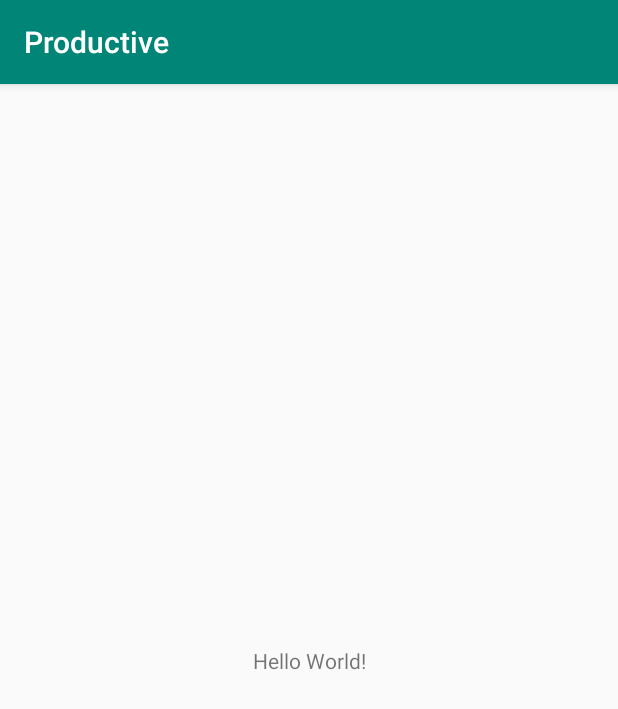
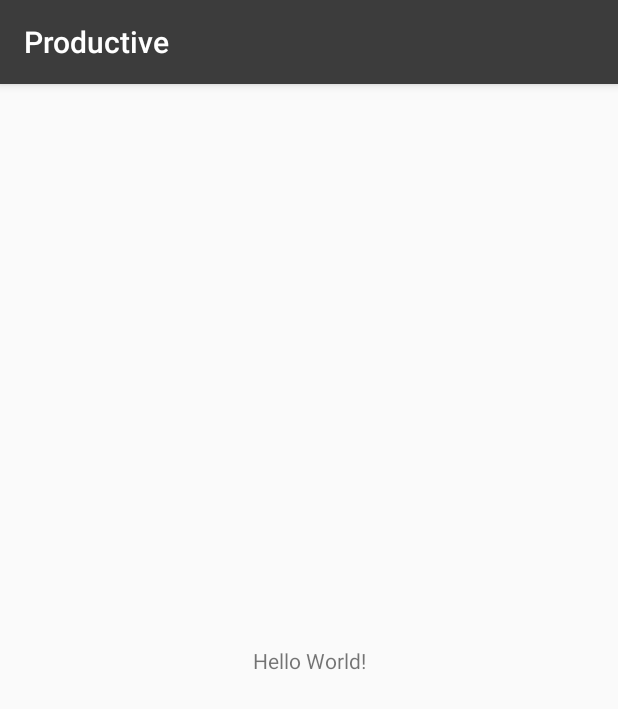
Before and after one commit to ksdme/productive, an Android app: the screen it shows after launch (MainActivity), on a phone screen of 412 x 824 dp. Shown: the top 709 px of the screen. Run offline under Robolectric (Android 15) with nearby library versions, the phone set to English and light mode, and no system bars.

Commit message:
colors: Update primary color to baseColor

```diff
--- a/app/src/main/res/values/colors.xml
+++ b/app/src/main/res/values/colors.xml
@@ -1,6 +1,7 @@
 <?xml version="1.0" encoding="utf-8"?>
 <resources>
-    <color name="colorPrimary">#008577</color>
-    <color name="colorPrimaryDark">#00574B</color>
+    <color name="baseColor">#3C3C3C</color>
+    <color name="colorPrimary">@color/baseColor</color>
+    <color name="colorPrimaryDark">@color/baseColor</color>
     <color name="colorAccent">#D81B60</color>
 </resources>
--- a/app/src/main/res/values/styles.xml
+++ b/app/src/main/res/values/styles.xml
@@ -1,8 +1,6 @@
 <resources>
 
-    <!-- Base application theme. -->
     <style name="AppTheme" parent="Theme.AppCompat.Light.DarkActionBar">
-        <!-- Customize your theme here. -->
         <item name="colorPrimary">@color/colorPrimary</item>
         <item name="colorPrimaryDark">@color/colorPrimaryDark</item>
         <item name="colorAccent">@color/colorAccent</item>
```
